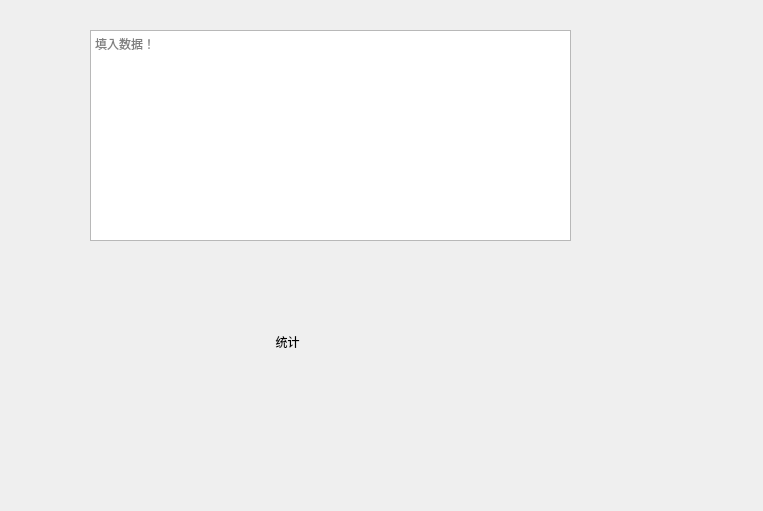
Above: 04_testui.ui from aaron3rdEYE/src before the change. Below: the same form after it.
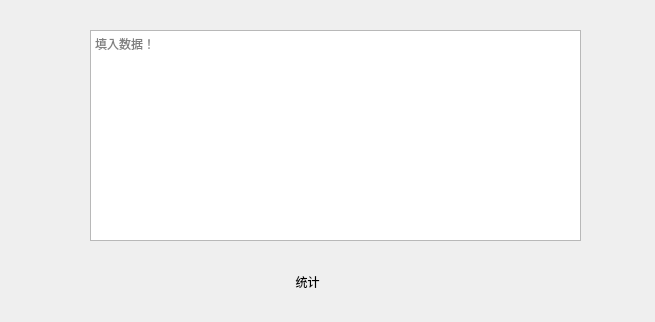
That is the form after the change.

What changed in the file:
```diff
--- a/04_testui.ui
+++ b/04_testui.ui
@@ -6,8 +6,8 @@
    <rect>
     <x>0</x>
     <y>0</y>
-    <width>763</width>
-    <height>511</height>
+    <width>655</width>
+    <height>322</height>
    </rect>
   </property>
   <property name="windowTitle">
@@ -18,7 +18,7 @@
     <rect>
      <x>90</x>
      <y>30</y>
-     <width>481</width>
+     <width>491</width>
      <height>211</height>
     </rect>
    </property>
@@ -29,8 +29,8 @@
   <widget class="QPushButton" name="mybutton">
    <property name="geometry">
     <rect>
-     <x>250</x>
-     <y>330</y>
+     <x>270</x>
+     <y>270</y>
      <width>75</width>
      <height>23</height>
     </rect>
```
Left out of the diff: 4 changed lines with no effect on the pictures.
